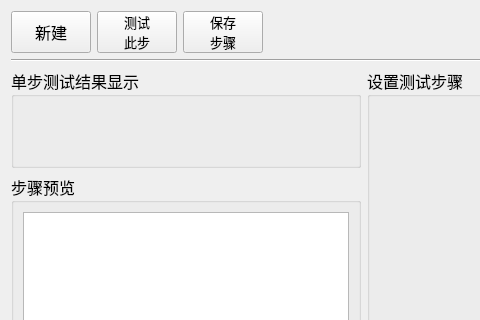
Qt form MeterMode/clsSetTestStep.ui (caicaiking/WKEFactoryView2014) before a commit; both pictures show x 0 to 480 and y 0 to 320 of the 902 by 611 pixel window.
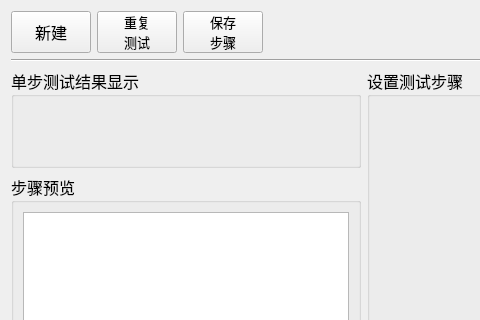
The same form after that commit. Icons and pictures are not drawn. Custom widgets are drawn as their Qt base class.

```diff
--- a/MeterMode/clsSetTestStep.ui
+++ b/MeterMode/clsSetTestStep.ui
@@ -85,8 +85,8 @@
         </font>
        </property>
        <property name="text">
-        <string>测试
-此步</string>
+        <string>重复
+测试</string>
        </property>
        <property name="icon">
         <iconset resource="../recFile/myRes.qrc">
@@ -98,6 +98,9 @@
          <height>22</height>
         </size>
        </property>
+       <property name="checkable">
+        <bool>true</bool>
+       </property>
       </widget>
      </item>
      <item>
```
